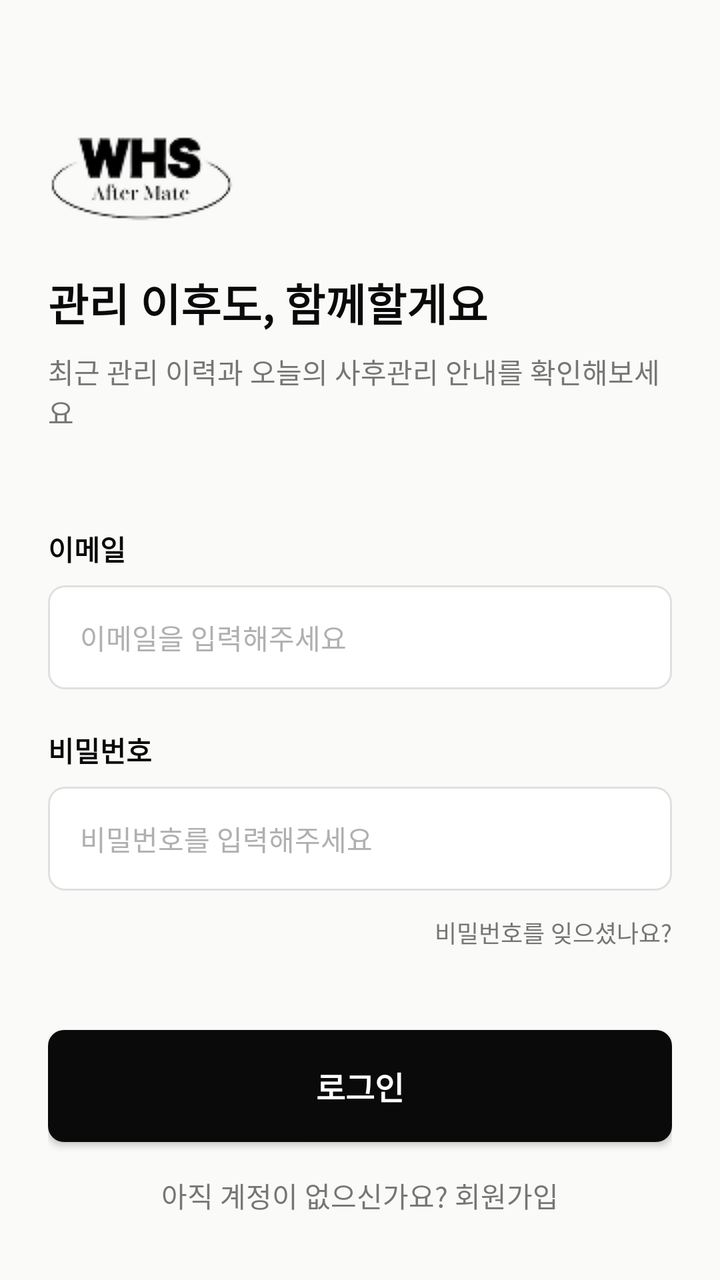
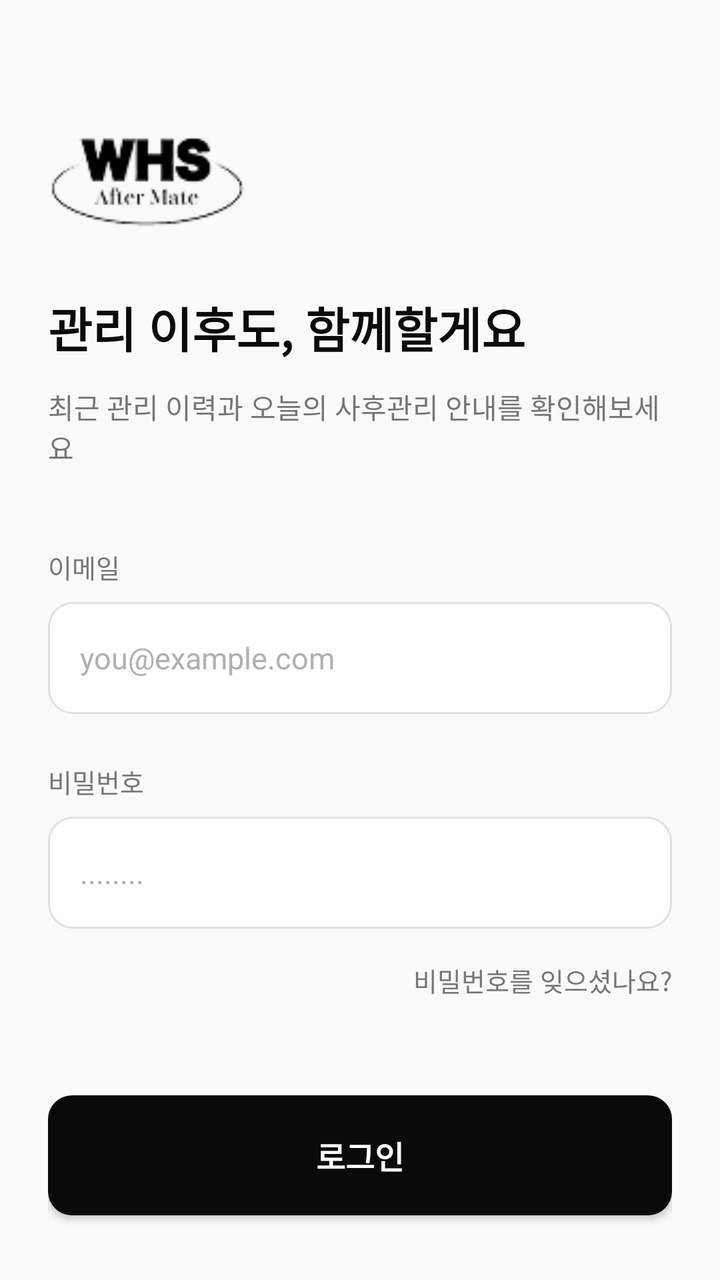

Two renders of the same Android screen: before a commit and after it. Below are the layout's source before the change and the commit's diff.
<!-- AndroidManifest.xml: application theme Theme.WHSAfterMate -->
<!-- res/layout/fragment_login.xml -->
<?xml version="1.0" encoding="utf-8"?>
<androidx.constraintlayout.widget.ConstraintLayout xmlns:android="http://schemas.android.com/apk/res/android"
    xmlns:app="http://schemas.android.com/apk/res-auto"
    xmlns:tools="http://schemas.android.com/tools"
    android:layout_width="match_parent"
    android:layout_height="match_parent"
    android:background="@color/background"
    android:padding="24dp"
    tools:context=".ui.auth.LoginFragment">

    
    <ImageView
        android:id="@+id/ivLogo"
        android:layout_width="wrap_content"
        android:layout_height="wrap_content"
        android:layout_marginTop="40dp"
        android:src="@drawable/logo_black"
        app:layout_constraintStart_toStartOf="parent"
        app:layout_constraintTop_toTopOf="parent" />

    <TextView
        android:id="@+id/tvTitle"
        android:layout_width="wrap_content"
        android:layout_height="wrap_content"
        android:layout_marginTop="24dp"
        android:text="관리 이후도, 함께할게요"
        android:textColor="@color/whs_black"
        android:textSize="22sp"
        android:textStyle="bold"
        app:layout_constraintStart_toStartOf="parent"
        app:layout_constraintTop_toBottomOf="@id/ivLogo" />

    <TextView
        android:id="@+id/tvSubtitle"
        android:layout_width="0dp"
        android:layout_height="wrap_content"
        android:layout_marginTop="8dp"
        android:text="최근 관리 이력과 오늘의 사후관리 안내를 확인해보세요"
        android:textColor="@color/gray_text_label"
        android:textSize="14sp"
        app:layout_constraintEnd_toEndOf="parent"
        app:layout_constraintStart_toStartOf="parent"
        app:layout_constraintTop_toBottomOf="@id/tvTitle" />

    
    <TextView
        android:id="@+id/tvEmailLabel"
        android:layout_width="wrap_content"
        android:layout_height="wrap_content"
        android:layout_marginTop="48dp"
        android:text="이메일"
        android:textColor="@color/whs_black"
        android:textSize="14sp"
        android:textStyle="bold"
        app:layout_constraintStart_toStartOf="parent"
        app:layout_constraintTop_toBottomOf="@id/tvSubtitle" />

    <EditText
        android:id="@+id/etEmail"
        android:layout_width="0dp"
        android:layout_height="52dp"
        android:layout_marginTop="8dp"
        android:background="@drawable/bg_edittext"
        android:hint="이메일을 입력해주세요"
        android:inputType="textEmailAddress"
        android:paddingHorizontal="16dp"
        android:textSize="14sp"
        android:textColorHint="@color/gray_text_hint"
        app:layout_constraintEnd_toEndOf="parent"
        app:layout_constraintStart_toStartOf="parent"
        app:layout_constraintTop_toBottomOf="@id/tvEmailLabel" />

    
    <TextView
        android:id="@+id/tvPasswordLabel"
        android:layout_width="wrap_content"
        android:layout_height="wrap_content"
        android:layout_marginTop="20dp"
        android:text="비밀번호"
        android:textColor="@color/whs_black"
        android:textSize="14sp"
        android:textStyle="bold"
        app:layout_constraintStart_toStartOf="parent"
        app:layout_constraintTop_toBottomOf="@id/etEmail" />

    <EditText
        android:id="@+id/etPassword"
        android:layout_width="0dp"
        android:layout_height="52dp"
        android:layout_marginTop="8dp"
        android:background="@drawable/bg_edittext"
        android:hint="비밀번호를 입력해주세요"
        android:inputType="textPassword"
        android:paddingHorizontal="16dp"
        android:textSize="14sp"
        android:textColorHint="@color/gray_text_hint"
        app:layout_constraintEnd_toEndOf="parent"
        app:layout_constraintStart_toStartOf="parent"
        app:layout_constraintTop_toBottomOf="@id/tvPasswordLabel" />

    
    <TextView
        android:id="@+id/tvForgotPassword"
        android:layout_width="wrap_content"
        android:layout_height="wrap_content"
        android:layout_marginTop="12dp"
        android:text="비밀번호를 잊으셨나요?"
        android:textColor="@color/gray_text_label"
        android:textSize="12sp"
        app:layout_constraintEnd_toEndOf="parent"
        app:layout_constraintTop_toBottomOf="@id/etPassword" />

    
    <androidx.appcompat.widget.AppCompatButton
        android:id="@+id/btnLogin"
        android:layout_width="0dp"
        android:layout_height="56dp"
        android:layout_marginTop="40dp"
        android:background="@drawable/bg_button_black"
        android:text="로그인"
        android:textColor="@color/white"
        android:textSize="16sp"
        android:textStyle="bold"
        app:layout_constraintEnd_toEndOf="parent"
        app:layout_constraintStart_toStartOf="parent"
        app:layout_constraintTop_toBottomOf="@id/tvForgotPassword" />

    
    <TextView
        android:id="@+id/tvSignUpGuide"
        android:layout_width="wrap_content"
        android:layout_height="wrap_content"
        android:layout_marginBottom="8dp"
        android:text="아직 계정이 없으신가요? 회원가입"
        android:textColor="@color/gray_text_label"
        android:textSize="14sp"
        app:layout_constraintBottom_toBottomOf="parent"
        app:layout_constraintEnd_toEndOf="parent"
        app:layout_constraintStart_toStartOf="parent" />

</androidx.constraintlayout.widget.ConstraintLayout>
<!-- resources referenced by this layout -->
<resources>
  <color name="background">#FAFAF8</color>
  <color name="gray_text_hint">#B0B0B0</color>
  <color name="gray_text_label">#767676</color>
  <color name="white">#FFFFFFFF</color>
  <color name="whs_black">#0A0A0B</color>
  <!-- drawable bg_button_black (drawable) -->
  <?xml version="1.0" encoding="utf-8"?>
  <shape xmlns:android="http://schemas.android.com/apk/res/android">
      <solid android:color="@color/whs_black" />
      <corners android:radius="8dp" />
  </shape>
  <!-- drawable bg_edittext (drawable) -->
  <?xml version="1.0" encoding="utf-8"?>
  <shape xmlns:android="http://schemas.android.com/apk/res/android">
      <solid android:color="@color/white" />
      <stroke
          android:width="1dp"
          android:color="@color/gray_border" />
      <corners android:radius="8dp" />
  </shape>
  <!-- drawable logo_black: png bitmap (drawable, 4668 bytes) -->
  <style name="Theme.WHSAfterMate" parent="Theme.MaterialComponents.DayNight.DarkActionBar">
          
          <item name="colorPrimary">@color/purple_500</item>
          <item name="colorPrimaryVariant">@color/purple_700</item>
          <item name="colorOnPrimary">@color/white</item>
          
          <item name="colorSecondary">@color/teal_200</item>
          <item name="colorSecondaryVariant">@color/teal_700</item>
          <item name="colorOnSecondary">@color/black</item>
          
          <item name="android:statusBarColor" tools:targetApi="l">?attr/colorPrimaryVariant</item>
      </style>
  <color name="gray_border">#E0E0E0</color>
  <color name="purple_500">#FF6200EE</color>
  <color name="purple_700">#FF3700B3</color>
  <color name="teal_200">#FF03DAC5</color>
  <color name="teal_700">#FF018786</color>
  <color name="black">#FF000000</color>
</resources>

<!-- the commit's change to res/layout/fragment_login.xml (unified diff, before → after) -->
@@ -11,21 +11,23 @@
     
     <ImageView
         android:id="@+id/ivLogo"
-        android:layout_width="wrap_content"
+        android:layout_width="100dp"
         android:layout_height="wrap_content"
         android:layout_marginTop="40dp"
+        android:adjustViewBounds="true"
         android:src="@drawable/logo_black"
         app:layout_constraintStart_toStartOf="parent"
         app:layout_constraintTop_toTopOf="parent" />
 
+    
     <TextView
         android:id="@+id/tvTitle"
         android:layout_width="wrap_content"
         android:layout_height="wrap_content"
-        android:layout_marginTop="24dp"
+        android:layout_marginTop="32dp"
         android:text="관리 이후도, 함께할게요"
         android:textColor="@color/whs_black"
-        android:textSize="22sp"
+        android:textSize="24sp"
         android:textStyle="bold"
         app:layout_constraintStart_toStartOf="parent"
         app:layout_constraintTop_toBottomOf="@id/ivLogo" />
@@ -34,7 +36,7 @@
         android:id="@+id/tvSubtitle"
         android:layout_width="0dp"
         android:layout_height="wrap_content"
-        android:layout_marginTop="8dp"
+        android:layout_marginTop="12dp"
         android:text="최근 관리 이력과 오늘의 사후관리 안내를 확인해보세요"
         android:textColor="@color/gray_text_label"
         android:textSize="14sp"
@@ -47,25 +49,25 @@
         android:id="@+id/tvEmailLabel"
         android:layout_width="wrap_content"
         android:layout_height="wrap_content"
-        android:layout_marginTop="48dp"
+        android:layout_marginTop="40dp"
         android:text="이메일"
-        android:textColor="@color/whs_black"
-        android:textSize="14sp"
-        android:textStyle="bold"
+        android:textColor="@color/gray_text_label"
+        android:textSize="13sp"
         app:layout_constraintStart_toStartOf="parent"
         app:layout_constraintTop_toBottomOf="@id/tvSubtitle" />
 
     <EditText
         android:id="@+id/etEmail"
         android:layout_width="0dp"
-        android:layout_height="52dp"
+        android:layout_height="56dp"
         android:layout_marginTop="8dp"
         android:background="@drawable/bg_edittext"
-        android:hint="이메일을 입력해주세요"
+        android:hint="you@example.com"
         android:inputType="textEmailAddress"
         android:paddingHorizontal="16dp"
-        android:textSize="14sp"
+        android:textColor="@color/whs_black"
         android:textColorHint="@color/gray_text_hint"
+        android:textSize="15sp"
         app:layout_constraintEnd_toEndOf="parent"
         app:layout_constraintStart_toStartOf="parent"
         app:layout_constraintTop_toBottomOf="@id/tvEmailLabel" />
@@ -75,25 +77,25 @@
         android:id="@+id/tvPasswordLabel"
         android:layout_width="wrap_content"
         android:layout_height="wrap_content"
-        android:layout_marginTop="20dp"
+        android:layout_marginTop="24dp"
         android:text="비밀번호"
-        android:textColor="@color/whs_black"
-        android:textSize="14sp"
-        android:textStyle="bold"
+        android:textColor="@color/gray_text_label"
+        android:textSize="13sp"
         app:layout_constraintStart_toStartOf="parent"
         app:layout_constraintTop_toBottomOf="@id/etEmail" />
 
     <EditText
         android:id="@+id/etPassword"
         android:layout_width="0dp"
-        android:layout_height="52dp"
+        android:layout_height="56dp"
         android:layout_marginTop="8dp"
         android:background="@drawable/bg_edittext"
-        android:hint="비밀번호를 입력해주세요"
+        android:hint="........"
         android:inputType="textPassword"
         android:paddingHorizontal="16dp"
-        android:textSize="14sp"
+        android:textColor="@color/whs_black"
         android:textColorHint="@color/gray_text_hint"
+        android:textSize="15sp"
         app:layout_constraintEnd_toEndOf="parent"
         app:layout_constraintStart_toStartOf="parent"
         app:layout_constraintTop_toBottomOf="@id/tvPasswordLabel" />
@@ -103,10 +105,10 @@
         android:id="@+id/tvForgotPassword"
         android:layout_width="wrap_content"
         android:layout_height="wrap_content"
-        android:layout_marginTop="12dp"
+        android:layout_marginTop="16dp"
         android:text="비밀번호를 잊으셨나요?"
         android:textColor="@color/gray_text_label"
-        android:textSize="12sp"
+        android:textSize="13sp"
         app:layout_constraintEnd_toEndOf="parent"
         app:layout_constraintTop_toBottomOf="@id/etPassword" />
 
@@ -114,10 +116,11 @@
     <androidx.appcompat.widget.AppCompatButton
         android:id="@+id/btnLogin"
         android:layout_width="0dp"
-        android:layout_height="56dp"
-        android:layout_marginTop="40dp"
+        android:layout_height="60dp"
+        android:layout_marginTop="48dp"
         android:background="@drawable/bg_button_black"
         android:text="로그인"
+        android:textAllCaps="false"
         android:textColor="@color/white"
         android:textSize="16sp"
         android:textStyle="bold"
@@ -130,7 +133,7 @@
         android:id="@+id/tvSignUpGuide"
         android:layout_width="wrap_content"
         android:layout_height="wrap_content"
-        android:layout_marginBottom="8dp"
+        android:layout_marginBottom="16dp"
         android:text="아직 계정이 없으신가요? 회원가입"
         android:textColor="@color/gray_text_label"
         android:textSize="14sp"
<!-- resource entries referenced after the edit -->
@@ -9,7 +9,7 @@
   <?xml version="1.0" encoding="utf-8"?>
   <shape xmlns:android="http://schemas.android.com/apk/res/android">
       <solid android:color="@color/whs_black" />
-      <corners android:radius="8dp" />
+      <corners android:radius="12dp" />
   </shape>
   <!-- drawable bg_edittext (drawable) -->
   <?xml version="1.0" encoding="utf-8"?>
@@ -18,7 +18,7 @@
       <stroke
           android:width="1dp"
           android:color="@color/gray_border" />
-      <corners android:radius="8dp" />
+      <corners android:radius="12dp" />
   </shape>
   <!-- drawable logo_black: png bitmap (drawable, 4668 bytes) -->
   <style name="Theme.WHSAfterMate" parent="Theme.MaterialComponents.DayNight.DarkActionBar">
